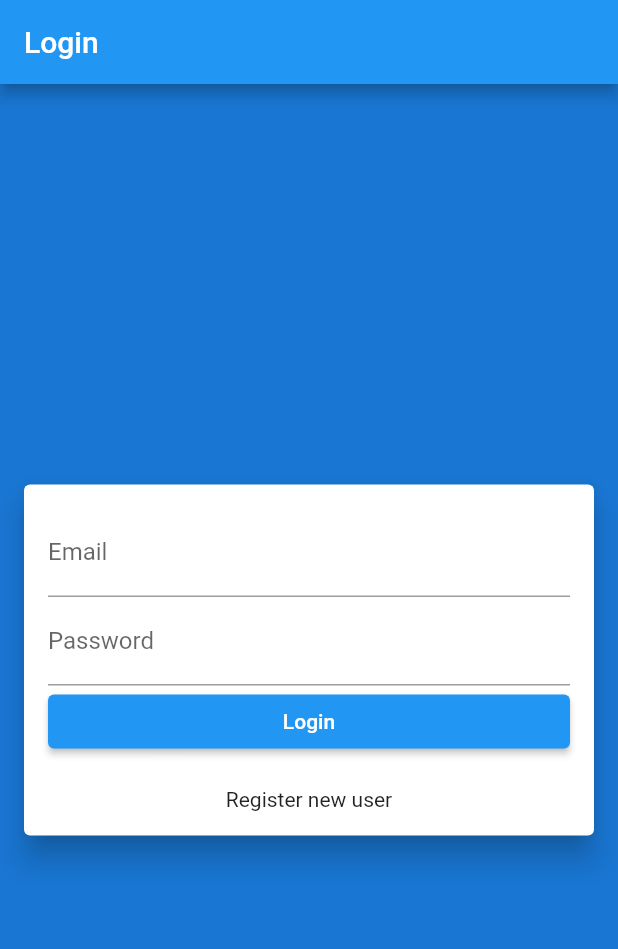
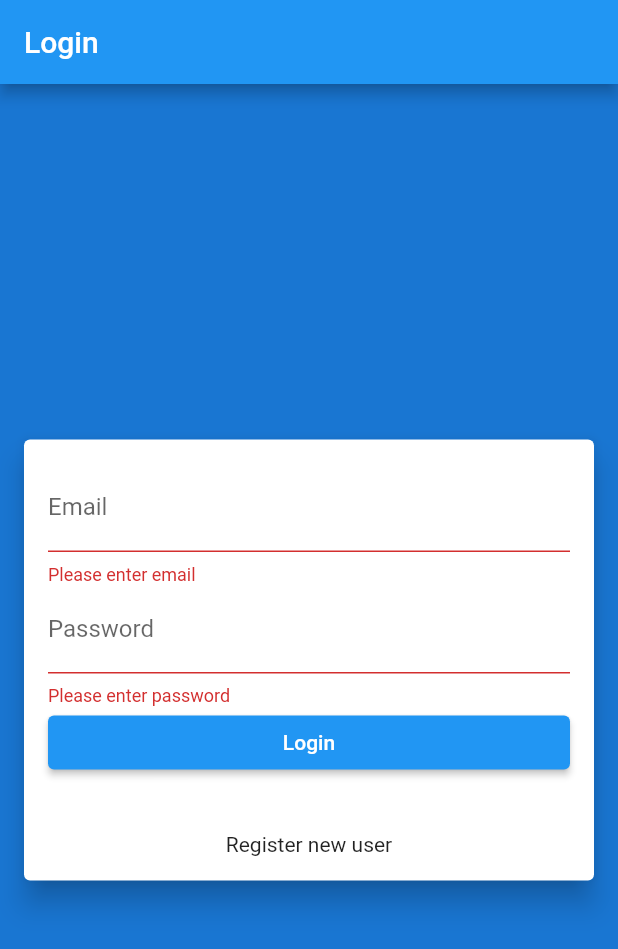
Before and after one commit to mraheelkhan/flutter-demo-app, a Flutter app: the screen it shows after launch, after a tap on "Login", on a phone screen of 412 x 824 dp. Shown: the top 949 px of the screen. Run offline on Flutter 3.47's test engine with Material 2 defaults, Android fonts, the phone set to English and light mode, and no system bars; our stand-ins replace device_info; network calls fail.

Commit message:
login and token

```diff
--- a/lib/activities/login.dart
+++ b/lib/activities/login.dart
@@ -1,6 +1,72 @@
 import 'package:flutter/material.dart';
+import 'package:device_info/device_info.dart';
+import 'dart:io';
+import 'package:flutter/services.dart';
+import 'package:provider/provider.dart';
+import 'package:flutter_app2/providers/AuthProvider.dart';
 
-class Login extends StatelessWidget {
+class Login extends StatefulWidget {
+  Login();
+
+  @override
+  _LoginState createState() => _LoginState();
+}
+
+class _LoginState extends State<Login> {
+  final GlobalKey<FormState> _formKey = GlobalKey<FormState>();
+  final emailController = TextEditingController();
+  final passwordController = TextEditingController();
+  late String deviceName;
+  String errorMessage = '';
+
+  @override
+  void initState() {
+    super.initState();
+    getDeviceName();
+  }
+
+  Future<void> getDeviceName() async {
+    final DeviceInfoPlugin deviceInfoPlugin = DeviceInfoPlugin();
+
+    try {
+      if (Platform.isAndroid) {
+        var build = await deviceInfoPlugin.androidInfo;
+        setState(() {
+          deviceName = build.model;
+        });
+      } else if (Platform.isIOS) {
+        var build = await deviceInfoPlugin.iosInfo;
+        setState(() {
+          deviceName = build.model;
+        });
+      }
+    } on PlatformException {
+      setState(() {
+        deviceName = 'Failed to get platform version';
+      });
+    }
+  }
+
+  Future<void> submit() async {
+    final form = _formKey.currentState;
+
+    if (!form!.validate()) {
+      return;
+    }
+
+    final AuthProvider provider =
+        Provider.of<AuthProvider>(context, listen: false);
+    try {
+      String token = await provider.login(
+          emailController.text, passwordController.text, deviceName);
+      print("tokenn" + token.toString());
+    } catch (Exception) {
+      setState(() {
+        errorMessage = Exception.toString().replaceAll('Exception: ', '');
+      });
+    }
+  }
+
   Widget build(BuildContext context) {
     return Scaffold(
         appBar: AppBar(
@@ -14,29 +80,52 @@ class Login extends StatelessWidget {
                   Card(
                     elevation: 8,
                     margin: EdgeInsets.only(left: 16, right: 16),
+                    child: Form(
+                        key: _formKey,
                         child: Padding(
                             padding: EdgeInsets.all(16.0),
                             child: Column(
                               children: <Widget>[
-                            TextField(
+                                TextFormField(
                                   keyboardType: TextInputType.emailAddress,
+                                  controller: emailController,
                                   decoration: InputDecoration(
                                     labelText: 'Email',
                                   ),
+                                  validator: (String? value) {
+                                    // Validation condition
+                                    if (value!.trim().isEmpty) {
+                                      return 'Please enter email';
+                                    }
+
+                                    return null;
+                                  },
                                 ),
-                            TextField(
-                              keyboardType: TextInputType.visiblePassword,
-                              decoration: InputDecoration(
-                                labelText: 'Password',
-                              ),
+                                TextFormField(
+                                  keyboardType: TextInputType.text,
+                                  controller: passwordController,
+                                  obscureText: true,
+                                  autocorrect: false,
+                                  enableSuggestions: false,
+                                  decoration:
+                                      InputDecoration(labelText: 'Password'),
+                                  validator: (String? value) {
+                                    // Validation condition
+                                    if (value!.isEmpty) {
+                                      return 'Please enter password';
+                                    }
+
+                                    return null;
+                                  },
                                 ),
                                 ElevatedButton(
-                              onPressed: () => print('Login clicked'),
+                                  onPressed: () => submit(),
                                   child: Text('Login'),
                                   style: ElevatedButton.styleFrom(
-                                  primary: Colors.blue,
                                       minimumSize: Size(double.infinity, 36)),
                                 ),
+                                Text(errorMessage,
+                                    style: TextStyle(color: Colors.red)),
                                 Padding(
                                   padding: EdgeInsets.only(top: 20),
                                   child: InkWell(
@@ -47,7 +136,7 @@ class Login extends StatelessWidget {
                                   ),
                                 )
                               ],
-                        )),
+                            ))),
                   )
                 ])));
   }
--- a/lib/providers/AuthProvider.dart
+++ b/lib/providers/AuthProvider.dart
@@ -15,4 +15,11 @@ class AuthProvider extends ChangeNotifier {
     isAuthenticated = true;
     return token;
   }
+
+  Future<String> login(String email, String password, String deviceName) async {
+    String token = await apiService.login(email, password, deviceName);
+
+    isAuthenticated = true;
+    return token;
+  }
 }
--- a/pubspec.yaml
+++ b/pubspec.yaml
@@ -36,6 +36,7 @@ dependencies:
   cupertino_icons: ^1.0.2
   http: ^0.13.4
   provider: ^6.0.1
+  device_info: ^2.0.3
 
 dev_dependencies:
   flutter_test:
```
Also changed, not shown: lib/activities/register.dart (+36 -1 lines), lib/services/Api.dart (+31 -1 lines), pubspec.lock. Lines whose indentation alone changed are shown as unchanged.
